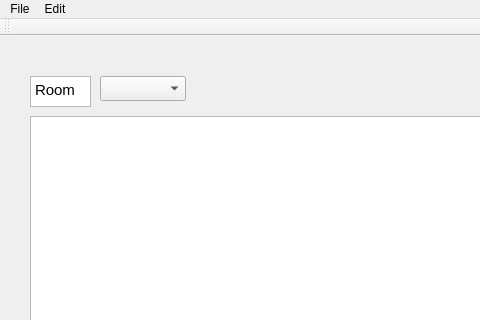
Old version of the form schoolplanner.ui in the repository Kjablonska/Qt-SchoolPlanner; both pictures show x 0 to 480 and y 0 to 320 of the 766 by 577 pixel window.
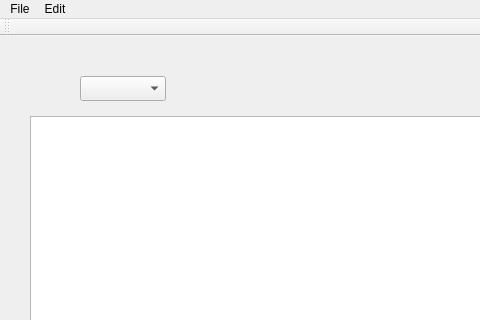
New version of the form.

Patch:
```diff
--- a/schoolplanner.ui
+++ b/schoolplanner.ui
@@ -27,29 +27,23 @@
    <widget class="QComboBox" name="comboBox">
     <property name="geometry">
      <rect>
-      <x>100</x>
+      <x>80</x>
       <y>40</y>
       <width>86</width>
       <height>25</height>
      </rect>
     </property>
    </widget>
-   <widget class="QTextEdit" name="textEdit">
+   <widget class="QWidget" name="verticalLayoutWidget">
     <property name="geometry">
      <rect>
       <x>30</x>
       <y>40</y>
-      <width>61</width>
-      <height>31</height>
+      <width>51</width>
+      <height>21</height>
      </rect>
     </property>
-    <property name="html">
-     <string>&lt;!DOCTYPE HTML PUBLIC &quot;-//W3C//DTD HTML 4.0//EN&quot; &quot;http://www.w3.org/TR/REC-html40/strict.dtd&quot;&gt;
-&lt;html&gt;&lt;head&gt;&lt;meta name=&quot;qrichtext&quot; content=&quot;1&quot; /&gt;&lt;style type=&quot;text/css&quot;&gt;
-p, li { white-space: pre-wrap; }
-&lt;/style&gt;&lt;/head&gt;&lt;body style=&quot; font-family:'Ubuntu'; font-size:11pt; font-weight:400; font-style:normal;&quot;&gt;
-&lt;p style=&quot; margin-top:0px; margin-bottom:0px; margin-left:0px; margin-right:0px; -qt-block-indent:0; text-indent:0px;&quot;&gt;Room&lt;/p&gt;&lt;/body&gt;&lt;/html&gt;</string>
-    </property>
+    <layout class="QVBoxLayout" name="verticalLayout"/>
    </widget>
   </widget>
   <widget class="QMenuBar" name="menuBar">
```
